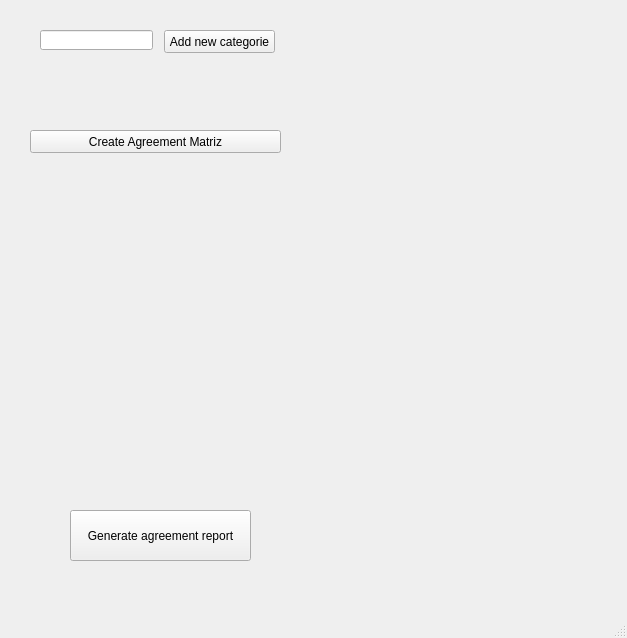
EthoWatcher/Reliability, file ui_example/mainwindow.ui: the form before one commit.
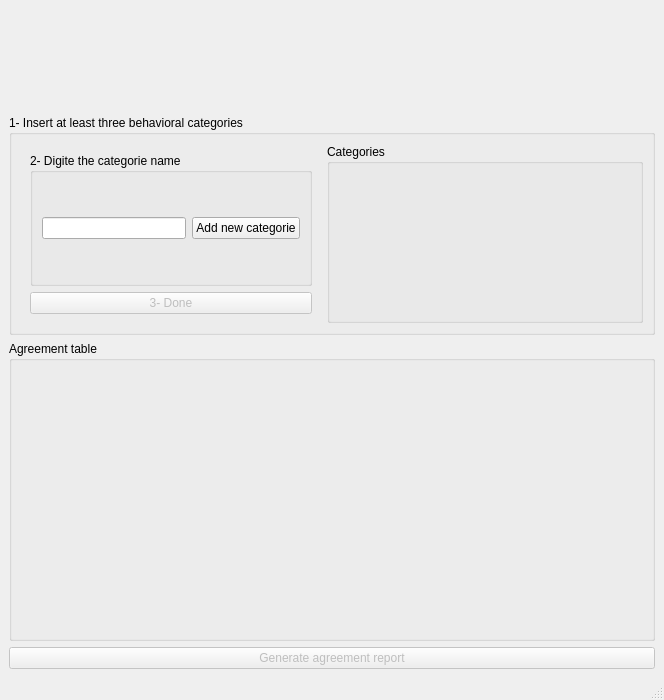
The form after the commit. Icons and pictures are not drawn.

The edit to the form file:
```diff
--- a/ui_example/mainwindow.ui
+++ b/ui_example/mainwindow.ui
@@ -6,83 +6,131 @@
    <rect>
     <x>0</x>
     <y>0</y>
-    <width>627</width>
-    <height>638</height>
+    <width>664</width>
+    <height>700</height>
    </rect>
   </property>
   <property name="windowTitle">
    <string>MainWindow</string>
   </property>
   <widget class="QWidget" name="centralwidget">
-   <widget class="QPushButton" name="pb_add_categorie">
-    <property name="geometry">
-     <rect>
-      <x>164</x>
-      <y>30</y>
-      <width>111</width>
-      <height>23</height>
-     </rect>
-    </property>
-    <property name="text">
-     <string>Add new categorie</string>
-    </property>
-   </widget>
-   <widget class="QLineEdit" name="le_categorie_text">
-    <property name="geometry">
-     <rect>
-      <x>40</x>
-      <y>30</y>
-      <width>113</width>
-      <height>20</height>
-     </rect>
-    </property>
-   </widget>
-   <widget class="QWidget" name="wd_catregorias" native="true">
-    <property name="geometry">
-     <rect>
-      <x>320</x>
-      <y>30</y>
-      <width>241</width>
-      <height>121</height>
-     </rect>
-    </property>
-   </widget>
-   <widget class="QPushButton" name="pb_create_matriz">
-    <property name="geometry">
-     <rect>
-      <x>30</x>
-      <y>130</y>
-      <width>251</width>
-      <height>23</height>
-     </rect>
-    </property>
-    <property name="text">
-     <string>Create Agreement Matriz</string>
-    </property>
-   </widget>
-   <widget class="QWidget" name="wd_matriz" native="true">
-    <property name="geometry">
-     <rect>
-      <x>20</x>
-      <y>190</y>
-      <width>581</width>
-      <height>291</height>
-     </rect>
-    </property>
-   </widget>
-   <widget class="QPushButton" name="pushButton_2">
-    <property name="geometry">
-     <rect>
-      <x>70</x>
-      <y>510</y>
-      <width>181</width>
-      <height>51</height>
-     </rect>
-    </property>
-    <property name="text">
-     <string>Generate agreement report</string>
-    </property>
-   </widget>
+   <layout class="QVBoxLayout" name="verticalLayout_4">
+    <item>
+     <widget class="QLabel" name="label">
+      <property name="maximumSize">
+       <size>
+        <width>600</width>
+        <height>100</height>
+       </size>
+      </property>
+      <property name="text">
+       <string/>
+      </property>
+      <property name="pixmap">
+       <pixmap resource="props/resource.qrc">:/img/logo_ethowatcher.png</pixmap>
+      </property>
+      <property name="scaledContents">
+       <bool>true</bool>
+      </property>
+     </widget>
+    </item>
+    <item>
+     <widget class="QGroupBox" name="groupBox">
+      <property name="minimumSize">
+       <size>
+        <width>0</width>
+        <height>200</height>
+       </size>
+      </property>
+      <property name="title">
+       <string>1- Insert at least three behavioral categories</string>
+      </property>
+      <layout class="QHBoxLayout" name="horizontalLayout">
+       <item>
+        <widget class="QWidget" name="widget" native="true">
+         <property name="maximumSize">
+          <size>
+           <width>300</width>
+           <height>16777215</height>
+          </size>
+         </property>
+         <layout class="QVBoxLayout" name="verticalLayout_2">
+          <item>
+           <widget class="QGroupBox" name="groupBox_3">
+            <property name="title">
+             <string>2- Digite the categorie name</string>
+            </property>
+            <layout class="QHBoxLayout" name="horizontalLayout_2">
+             <item>
+              <widget class="QLineEdit" name="le_categorie_text"/>
+             </item>
+             <item>
+              <widget class="QPushButton" name="pb_add_categorie">
+               <property name="text">
+                <string>Add new categorie</string>
+               </property>
+              </widget>
+             </item>
+            </layout>
+           </widget>
+          </item>
+          <item>
+           <widget class="QPushButton" name="pb_create_matriz">
+            <property name="enabled">
+             <bool>false</bool>
+            </property>
+            <property name="text">
+             <string>3- Done</string>
+            </property>
+           </widget>
+          </item>
+         </layout>
+        </widget>
+       </item>
+       <item>
+        <widget class="QGroupBox" name="groupBox_2">
+         <property name="title">
+          <string>Categories</string>
+         </property>
+         <layout class="QVBoxLayout" name="verticalLayout">
+          <item>
+           <widget class="QWidget" name="wd_catregorias" native="true"/>
+          </item>
+         </layout>
+        </widget>
+       </item>
+      </layout>
+     </widget>
+    </item>
+    <item>
+     <widget class="QGroupBox" name="groupBox_4">
+      <property name="minimumSize">
+       <size>
+        <width>300</width>
+        <height>300</height>
+       </size>
+      </property>
+      <property name="title">
+       <string>Agreement table</string>
+      </property>
+      <layout class="QVBoxLayout" name="verticalLayout_3">
+       <item>
+        <widget class="QWidget" name="wd_matriz" native="true"/>
+       </item>
+      </layout>
+     </widget>
+    </item>
+    <item>
+     <widget class="QPushButton" name="pushButton_2">
+      <property name="enabled">
+       <bool>false</bool>
+      </property>
+      <property name="text">
+       <string>Generate agreement report</string>
+      </property>
+     </widget>
+    </item>
+   </layout>
   </widget>
   <widget class="QMenuBar" name="menubar">
    <property name="geometry">
```
Left out of the diff: 8 changed lines with no effect on the pictures.
